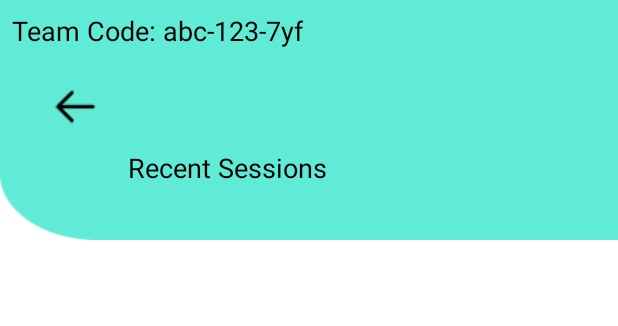
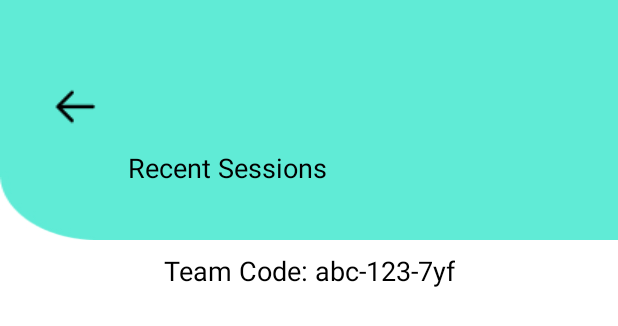
Before and after one commit to rvr007-glitch/Haaziri, an Android app: the layout activity_owner_recent_sessions.xml on its own in the app's theme, with its tools: preview values and no code run, on a phone screen of 412 x 824 dp. Shown: the top 326 px of the screen. Run offline under Robolectric (Android 15) with nearby library versions, the phone set to English and light mode, and no system bars; Roboto replaces fonts that are not available here.

Commit message:
Updates and currection to Shivam3223 PR

```diff
--- a/app/src/main/AndroidManifest.xml
+++ b/app/src/main/AndroidManifest.xml
@@ -18,6 +18,7 @@
         android:theme="@style/Theme.Haaziri">
         <activity
             android:name=".teamhome.OwnerRecentSessionsActivity"
+            android:theme="@style/Theme.AppCompat.Light.NoActionBar"
             android:exported="true" />
         <activity
             android:name=".sessions.CurrentSessionActivity"
--- a/app/src/main/res/layout/activity_owner_recent_sessions.xml
+++ b/app/src/main/res/layout/activity_owner_recent_sessions.xml
@@ -12,28 +12,29 @@
         />
 
     <androidx.recyclerview.widget.RecyclerView
+        android:id="@+id/recentSessionsRecycler"
         android:layout_width="match_parent"
         android:layout_height="0dp"
         android:layout_marginHorizontal="24dp"
         android:layout_marginTop="16dp"
         android:layout_marginBottom="16dp"
-        app:layout_constraintBottom_toTopOf="@+id/takeHaaziriBtn"
         app:layout_constraintEnd_toEndOf="parent"
         app:layout_constraintStart_toStartOf="parent"
         app:layout_constraintTop_toBottomOf="@+id/teamCodeTv" />
 
     <TextView
         android:id="@+id/teamCodeTv"
-        android:layout_marginHorizontal="16dp"
         android:layout_width="wrap_content"
         android:layout_height="wrap_content"
+        android:layout_margin="8dp"
+        android:layout_marginHorizontal="16dp"
         android:gravity="center_vertical"
-        android:layout_margin="8dp"
         android:textColor="@color/black"
         android:textSize="18sp"
-        tools:text="Team Code: abc-123-7yf"
+        app:layout_constraintEnd_toEndOf="parent"
         app:layout_constraintStart_toStartOf="parent"
-        app:layout_constraintTop_toTopOf="parent" />
+        app:layout_constraintTop_toBottomOf="@+id/toolbar"
+        tools:text="Team Code: abc-123-7yf" />
 
 
 </androidx.constraintlayout.widget.ConstraintLayout>
```
Also changed, not shown: app/src/main/java/com/hackslash/haaziri/teamhome/OwnerRecentSessionsActivity.java (+37 -0 lines), app/src/main/java/com/hackslash/haaziri/teamhome/TeamHomeOwner.java (+8 -0 lines).
